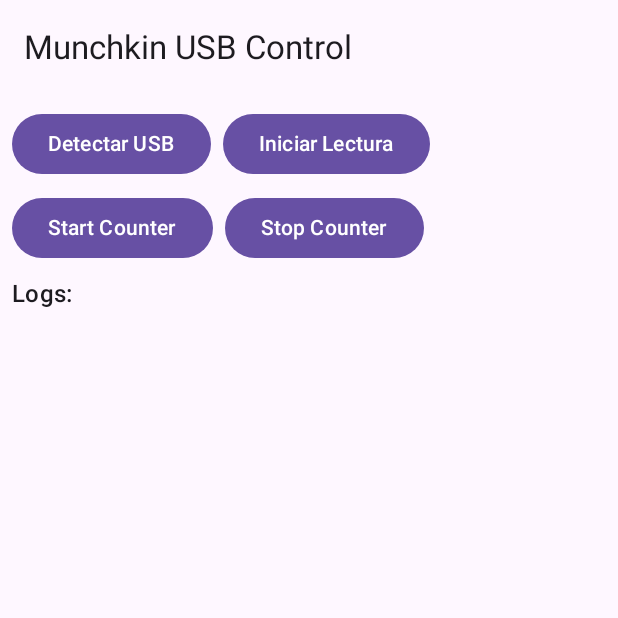
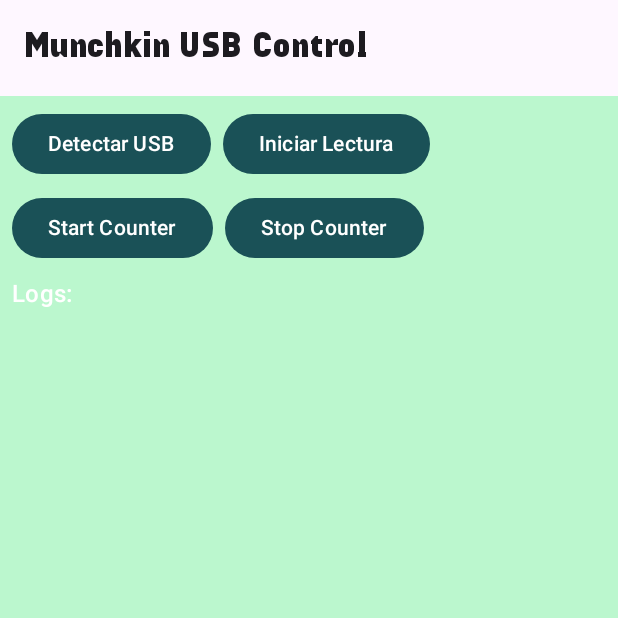
Before and after one commit to ElectronicCats/munchkin-app, an Android app built with Jetpack Compose: the UsbControlUI screen opened through its navigation route, on a phone screen of 412 x 824 dp, the top half of it. Run offline under Robolectric (Android 15) with nearby library versions, the phone set to English and light mode, and no system bars; our stand-ins replace Dagger/Hilt's generated code; libraries missing offline, so code that uses them is left out: com.hoho.android.

Commit message:
feat(NavigationController): add NavController
 -Fixed the bug where Android font scale modified the size of the texts
 -Fixed the bug where it turns everything purple
 -Commented code
 -Optimized imports

```diff
--- a/app/build.gradle.kts
+++ b/app/build.gradle.kts
@@ -69,6 +69,7 @@ protobuf {
 
 dependencies {
     implementation("com.google.dagger:hilt-android:2.57.2")
+    implementation(libs.androidx.compose.ui)
     kapt("com.google.dagger:hilt-compiler:2.57.2")
 
     implementation("androidx.hilt:hilt-navigation-compose:1.3.0")
--- a/app/src/main/java/com/example/munchkin_app/MainActivity.kt
+++ b/app/src/main/java/com/example/munchkin_app/MainActivity.kt
@@ -4,28 +4,8 @@ import android.os.Bundle
 import androidx.activity.ComponentActivity
 import androidx.activity.compose.setContent
 import androidx.activity.viewModels
-import androidx.compose.foundation.layout.Arrangement
-import androidx.compose.foundation.layout.Column
-import androidx.compose.foundation.layout.Row
-import androidx.compose.foundation.layout.fillMaxSize
-import androidx.compose.foundation.layout.fillMaxWidth
-import androidx.compose.foundation.layout.padding
-import androidx.compose.foundation.lazy.LazyColumn
-import androidx.compose.foundation.lazy.items
-import androidx.compose.material3.Button
-import androidx.compose.material3.ExperimentalMaterial3Api
-import androidx.compose.material3.MaterialTheme
-import androidx.compose.material3.Scaffold
-import androidx.compose.material3.Text
-import androidx.compose.material3.TopAppBar
-import androidx.compose.runtime.Composable
-import androidx.compose.ui.Modifier
-import androidx.compose.ui.unit.dp
-import androidx.hilt.lifecycle.viewmodel.compose.hiltViewModel
-import com.example.munchkin_app.navigation.getNavController
-import com.example.munchkin_app.ui.screens.UsbControlUI
-import com.example.munchkin_app.ui.screens.welcome.OnboardingPagerWithButton
-import com.example.munchkin_app.ui.screens.welcome.ScreenOne
+import com.example.munchkin_app.navigation.GetNavController
+import com.example.munchkin_app.ui.theme.MunchkinappTheme
 import com.example.munchkin_app.viewmodel.UsbViewModel
 import dagger.hilt.android.AndroidEntryPoint
 
@@ -40,7 +20,9 @@ class MainActivity : ComponentActivity() {
         usbViewModel.registerReceiver()
 
         setContent {
-            getNavController(usbViewModel)
+            MunchkinappTheme {
+                GetNavController(usbViewModel)
+            }
         }
     }
 
--- a/app/src/main/java/com/example/munchkin_app/navigation/NavigationController.kt
+++ b/app/src/main/java/com/example/munchkin_app/navigation/NavigationController.kt
@@ -1,33 +1,29 @@
 package com.example.munchkin_app.navigation
 
-import androidx.activity.viewModels
+import androidx.compose.runtime.Composable
+import androidx.compose.ui.tooling.preview.Preview
 import androidx.lifecycle.viewmodel.compose.viewModel
-import androidx.compose.runtime.Composable
 import androidx.navigation.compose.NavHost
 import androidx.navigation.compose.composable
 import androidx.navigation.compose.rememberNavController
 import com.example.munchkin_app.ui.screens.UsbControlUI
+import com.example.munchkin_app.ui.screens.welcome.OnboardingPagerWithButton
 import com.example.munchkin_app.viewmodel.UsbViewModel
-import kotlinx.serialization.Serializable
-import kotlin.getValue
-import androidx.activity.viewModels
-import com.example.munchkin_app.ui.screens.welcome.OnboardingPagerWithButton
-import dagger.hilt.android.AndroidEntryPoint
-
-
-@Serializable
-object Welcome
-@Serializable
-object TestScreen
-
 
 @Composable
-fun getNavController(viewModel: UsbViewModel) {
+fun GetNavController(viewModel: UsbViewModel) {
     val navController = rememberNavController()
 
-    NavHost(navController = navController, startDestination = "welcome") {
-        composable("welcome") { OnboardingPagerWithButton() }
+    NavHost(navController = navController, startDestination = "welcome",
+    ) {
+        composable("welcome") { OnboardingPagerWithButton(navController = navController) }
         composable("test") { UsbControlUI( viewModel ) }
         // Add more destinations similarly.
     }
 }
+
+@Preview
+@Composable
+fun GetNavControllerPreview() {
+    GetNavController(viewModel())
+}
--- a/app/src/main/java/com/example/munchkin_app/ui/screens/TestScreen.kt
+++ b/app/src/main/java/com/example/munchkin_app/ui/screens/TestScreen.kt
@@ -1,6 +1,6 @@
 package com.example.munchkin_app.ui.screens
 
-import androidx.activity.viewModels
+import androidx.compose.foundation.background
 import androidx.compose.foundation.layout.Arrangement
 import androidx.compose.foundation.layout.Column
 import androidx.compose.foundation.layout.Row
@@ -18,17 +18,20 @@ import androidx.compose.material3.TopAppBar
 import androidx.compose.runtime.Composable
 import androidx.compose.ui.Modifier
 import androidx.compose.ui.unit.dp
-import androidx.hilt.lifecycle.viewmodel.compose.hiltViewModel
 import com.example.munchkin_app.viewmodel.UsbViewModel
-import kotlin.getValue
 
+
+//This screen was made to test protobuf and UsbHelper
 @OptIn(ExperimentalMaterial3Api::class)
 @Composable
 fun UsbControlUI(viewModel: UsbViewModel) {
     val logs =viewModel.logs
     Scaffold(
         topBar = {
-            TopAppBar(title = { Text("Munchkin USB Control") })
+            TopAppBar(
+                title = { Text("Munchkin USB Control") },
+                modifier = Modifier.background(MaterialTheme.colorScheme.primary)
+                )
         },
         containerColor = MaterialTheme.colorScheme.background,
         content = { padding ->
--- a/app/src/main/java/com/example/munchkin_app/ui/screens/welcome/WelcomeViewPager.kt
+++ b/app/src/main/java/com/example/munchkin_app/ui/screens/welcome/WelcomeViewPager.kt
@@ -1,17 +1,22 @@
 package com.example.munchkin_app.ui.screens.welcome
 
+import android.widget.Toast
 import androidx.compose.foundation.background
-import androidx.compose.foundation.clickable
-import androidx.compose.foundation.layout.*
 import androidx.compose.foundation.layout.Arrangement
-import androidx.compose.material3.Button
-import androidx.compose.material3.Text
+import androidx.compose.foundation.layout.Box
+import androidx.compose.foundation.layout.Column
+import androidx.compose.foundation.layout.Row
+import androidx.compose.foundation.layout.fillMaxSize
+import androidx.compose.foundation.layout.fillMaxWidth
+import androidx.compose.foundation.layout.padding
+import androidx.compose.foundation.layout.size
 import androidx.compose.foundation.pager.HorizontalPager
 import androidx.compose.foundation.pager.rememberPagerState
 import androidx.compose.foundation.shape.CircleShape
-import androidx.compose.foundation.text.ClickableText
+import androidx.compose.material3.Button
 import androidx.compose.material3.ButtonDefaults
 import androidx.compose.material3.MaterialTheme
+import androidx.compose.material3.Text
 import androidx.compose.runtime.Composable
 import androidx.compose.runtime.getValue
 import androidx.compose.runtime.mutableStateOf
@@ -22,33 +27,34 @@ import androidx.compose.ui.Alignment
 import androidx.compose.ui.Modifier
 import androidx.compose.ui.draw.clip
 import androidx.compose.ui.graphics.Color
+import androidx.compose.ui.platform.LocalContext
 import androidx.compose.ui.res.stringResource
 import androidx.compose.ui.text.style.TextAlign
 import androidx.compose.ui.tooling.preview.Preview
 import androidx.compose.ui.unit.dp
 import androidx.compose.ui.unit.sp
 import androidx.navigation.NavController
-
+import com.example.munchkin_app.R
 import com.example.munchkin_app.ui.theme.MunchkinappTheme
-import com.example.munchkin_app.R
 import kotlinx.coroutines.launch
 
 @Composable
-fun OnboardingPagerWithButton() {
-
+fun OnboardingPagerWithButton(navController: NavController) {
+    //Required variables for correct functionality
     val pagerState = rememberPagerState(
         initialPage = 0,
         pageCount = { 3 }
     )
     val scope = rememberCoroutineScope()
-
     var isChecked by remember { mutableStateOf(false) }
+    val context = LocalContext.current
 
     Column (
         modifier = Modifier
             .fillMaxSize()
             .background(MaterialTheme.colorScheme.primary)
     ) {
+        //Pager
         HorizontalPager(
             state = pagerState,
             modifier = Modifier
@@ -65,7 +71,7 @@ fun OnboardingPagerWithButton() {
             }
         }
 
-        // Botón para avanzar a la ultima pantalla
+        //Button to skip to last screen
         Row (
             verticalAlignment = Alignment.CenterVertically,
             horizontalArrangement = Arrangement.Center,
@@ -92,8 +98,7 @@ fun OnboardingPagerWithButton() {
                     fontSize = 20.sp
                 )
             }
-
-
+            //Dots that show the current screen
             repeat(pagerState.pageCount) { iteration ->
                 val color = if (pagerState.currentPage == iteration) MaterialTheme.colorScheme.secondary
                 else Color.LightGray
@@ -105,18 +110,21 @@ fun OnboardingPagerWithButton() {
                         .size(20.dp)
                 )
             }
-
+            //Button to advance to next screen
             Button(
                 onClick = {
                     scope.launch {
                         if (pagerState.currentPage == 2) {
-                            //navController.navigate("test")
+                            if (isChecked) {
+                                navController.navigate("test")
+                            } else {
+                                Toast.makeText(context,
+                                    context.getString(R.string.Welcome_toast), Toast.LENGTH_SHORT).show()
+                            }
                         } else {
                             val nextPage = (pagerState.currentPage + 1).coerceAtMost(2)
                             pagerState.animateScrollToPage(nextPage)
                         }
-
-
                     }
                 },
                 colors = ButtonDefaults.buttonColors(
@@ -137,11 +145,11 @@ fun OnboardingPagerWithButton() {
         }
     }
 }
-
+//Preview to see the screen in Android Studio
 @Preview
 @Composable
 fun WelcomeViewPager(){
     MunchkinappTheme {
-        OnboardingPagerWithButton()
+        OnboardingPagerWithButton(NavController(LocalContext.current))
     }
 }
--- a/app/src/main/java/com/example/munchkin_app/ui/theme/Theme.kt
+++ b/app/src/main/java/com/example/munchkin_app/ui/theme/Theme.kt
@@ -48,20 +48,25 @@ fun MunchkinappTheme(
     dynamicColor: Boolean = false,
     content: @Composable () -> Unit
 ) {
+    //Gathers the screen size
     val configuration = LocalConfiguration.current
     val smallestWidthDp = configuration.smallestScreenWidthDp
-
-    // Escala basada en el ancho de pantalla
-    val fontScale = when {
-        smallestWidthDp >= 900 -> 2.0f  // tablet grande
-        smallestWidthDp >= 600 -> 1.5f // tablet pequeña o landscape
+    //Scale based on screen size
+    val screenScale = when {
+        smallestWidthDp >= 900 -> 2.0f  // Large table
+        smallestWidthDp >= 600 -> 1.5f // Small tablet or Landscape
         else -> 1f
     }
+    //Gathers the font scale in case the cellphone has one
+    val fontScale = configuration.fontScale
+    //To obtain the desired size
+    val combinedScale = screenScale / fontScale
 
+    //Typography's modified to be responsive
     val scaledTypography = Typography.copy(
-        titleLarge = Typography.titleLarge.copy(fontSize = 24.sp * fontScale, lineHeight = 30.sp * fontScale),
-        bodyMedium = Typography.bodyMedium.copy(fontSize = 16.sp * fontScale, lineHeight = 25.sp * fontScale),
-        bodySmall = Typography.bodySmall.copy(fontSize = 12.sp * fontScale, lineHeight = 25.sp * fontScale),
+        titleLarge = Typography.titleLarge.copy(fontSize = 24.sp * combinedScale, lineHeight = 30.sp * combinedScale),
+        bodyMedium = Typography.bodyMedium.copy(fontSize = 16.sp * combinedScale, lineHeight = 25.sp * combinedScale),
+        bodySmall = Typography.bodySmall.copy(fontSize = 12.sp * combinedScale, lineHeight = 25.sp * combinedScale),
     )
 
     val colorScheme = when {
--- a/gradle/libs.versions.toml
+++ b/gradle/libs.versions.toml
@@ -16,6 +16,7 @@ protobufJavalite = "4.32.0"
 protobufKotlin = "4.32.0"
 protobufKotlinVersion = "3.25.1"
 usbSerialForAndroid = "3.9.0"
+ui = "1.9.4"
 
 [libraries]
 androidx-core-ktx = { group = "androidx.core", name = "core-ktx", version.ref = "coreKtx" }
@@ -40,6 +41,7 @@ protobuf-javalite = { module = "com.google.protobuf:protobuf-javalite", version.
 protobuf-kotlin = { module = "com.google.protobuf:protobuf-kotlin", version.ref = "protobufKotlin" }
 protobuf-kotlin-v3251 = { module = "com.google.protobuf:protobuf-kotlin", version.ref = "protobufKotlinVersion" }
 usb-serial-for1-android = { module = "com.github.mik3y:usb-serial-for-android", version.ref = "usbSerialForAndroid" }
+androidx-compose-ui = { group = "androidx.compose.ui", name = "ui", version.ref = "ui" }
 
 [plugins]
 android-application = { id = "com.android.application", version.ref = "agp" }
```
Also changed, not shown: app/src/main/java/com/example/munchkin_app/ui/screens/welcome/Screen1.kt (+2 -5 lines), app/src/main/java/com/example/munchkin_app/ui/screens/welcome/Screen2.kt (+3 -6 lines), app/src/main/java/com/example/munchkin_app/ui/screens/welcome/Screen3.kt (+6 -15 lines).
